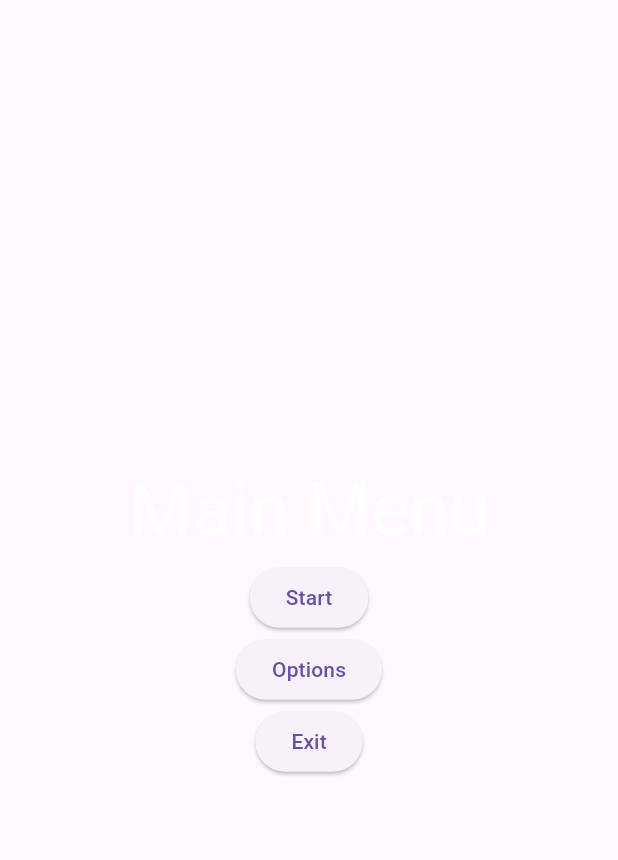
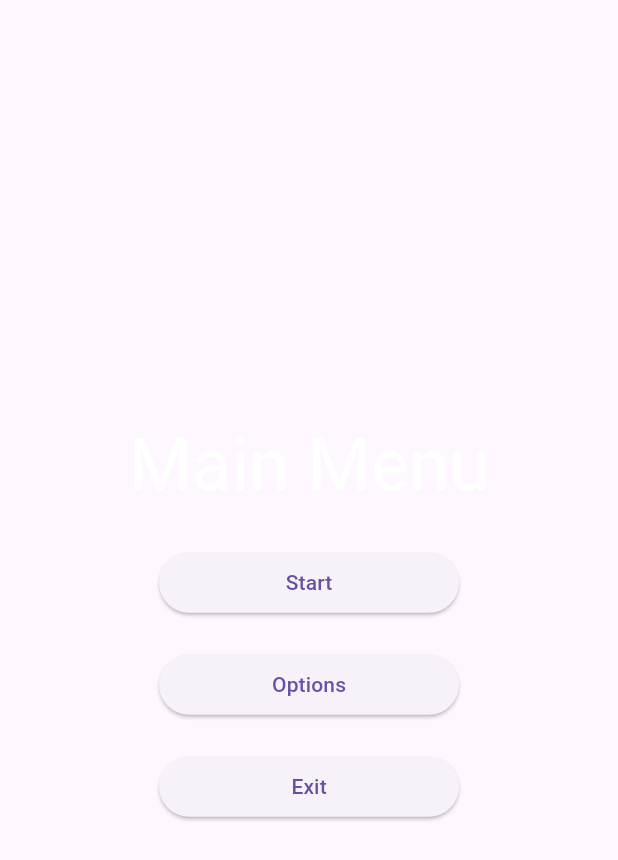
Before and after one commit to LinuxKaliUser/flutter_slash, a Flutter app: the MainMenu widget shown alone on an empty page, opened directly with empty values, on a phone screen of 412 x 824 dp. Shown: the top 860 px of the screen. Run offline on Flutter 3.47's test engine with Material 3 defaults, Android fonts, the phone set to English and light mode, and no system bars; missing offline and left inert: flame, flame_audio, flame_tiled.

Commit message:
fix: Make menu buttons nicer

```diff
--- a/lib/game/menu/main_menu.dart
+++ b/lib/game/menu/main_menu.dart
@@ -24,21 +24,32 @@ class MainMenu extends StatelessWidget {
             'Main Menu',
             style: TextStyle(fontSize: 48, color: Colors.white),
           ),
-          ElevatedButton(
+          const SizedBox(height: 20), // Add spacing between the title and the first button
+          SizedBox(
+            width: 200, // Set a fixed width for the buttons
+            child: ElevatedButton(
               onPressed: () {
                 game.overlays.remove('MainMenu'); // Remove the menu
                 game.resumeEngine();
               },
               child: const Text('Start'),
             ),
-          ElevatedButton(
+          ),
+          const SizedBox(height: 20), // Add spacing between buttons
+          SizedBox(
+            width: 200, // Set a fixed width for the buttons
+            child: ElevatedButton(
               onPressed: () {
                 game.overlays.add('OptionsMenu');
                 game.pauseEngine();
               },
               child: const Text('Options'),
             ),
-          ElevatedButton(
+          ),
+          const SizedBox(height: 20), // Add spacing between buttons
+          SizedBox(
+            width: 200, // Set a fixed width for the buttons
+            child: ElevatedButton(
               onPressed: () {
                 SystemNavigator.pop();
                 Navigator.pop(context);
@@ -46,6 +57,7 @@ class MainMenu extends StatelessWidget {
               },
               child: const Text('Exit'),
             ),
+          ),
         ],
       ),
     );
```
Lines whose indentation alone changed are shown as unchanged.
